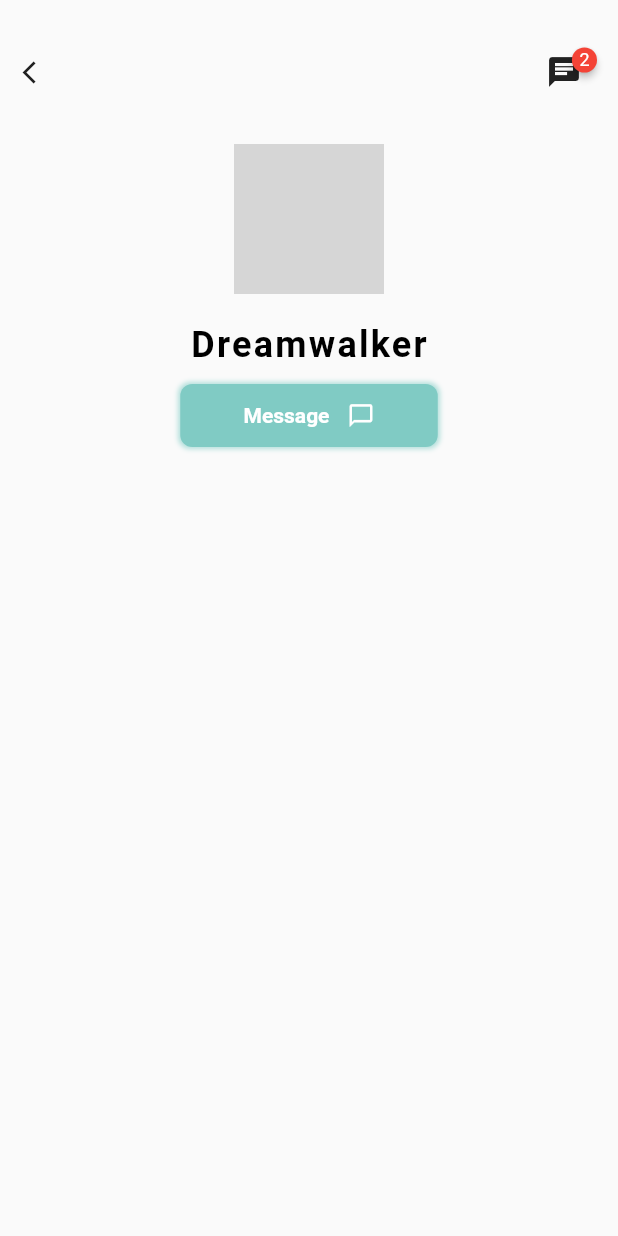
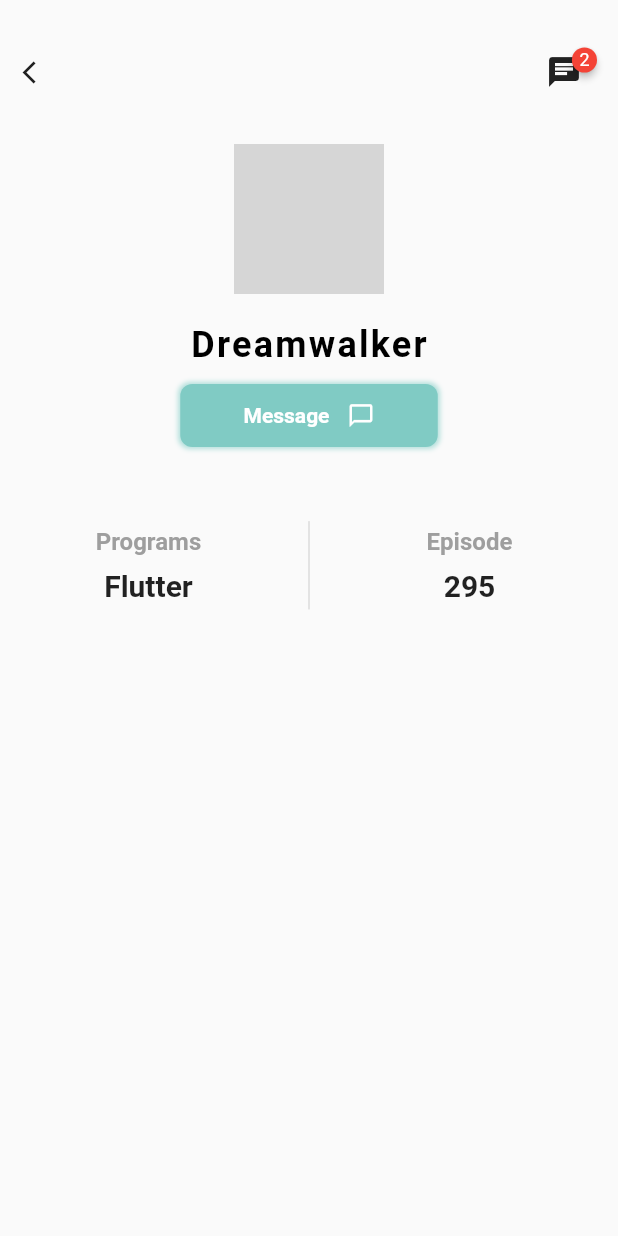
Before and after one commit to JAICHANGPARK/flutter_notebook_the_third_story, a Flutter app: the screen it shows after launch, on a phone screen of 412 x 824 dp. Run offline on Flutter 3.47's test engine with Material 2 defaults, Android fonts, the phone set to English and light mode, and no system bars; drawn by our look-alikes of badges; our stand-ins replace dotted_border, fl_chart, page_transition, percent_indicator; network calls fail; grey boxes are pictures that could not be loaded.

Commit message:
Update profile_page.dart

```diff
--- a/lib/fittel_app/profile_page.dart
+++ b/lib/fittel_app/profile_page.dart
@@ -108,10 +108,53 @@ class _ProfilePageState extends State<ProfilePage> {
                   ],
                 ),
               ),
+              SizedBox(height: 16,),
               Container(
-                height: MediaQuery.of(context).size.height / 8,
+                height: MediaQuery.of(context).size.height / 14,
                 child: Row(
-                  children: <Widget>[],
+                  mainAxisAlignment: MainAxisAlignment.center,
+                  crossAxisAlignment: CrossAxisAlignment.center,
+                  children: <Widget>[
+                    Expanded(
+                      flex: 1,
+                      child: Column(
+                        crossAxisAlignment: CrossAxisAlignment.center,
+                        mainAxisAlignment: MainAxisAlignment.center,
+                        children: <Widget>[
+                          Text("Programs",style: TextStyle(
+                            color: Colors.grey,
+                          fontWeight: FontWeight.bold,
+                          fontSize: 16),),
+                          SizedBox(height: 8,),
+                          Text("Flutter", style: TextStyle(
+                            fontWeight: FontWeight.bold,
+                            fontSize: 20
+                          ),),
+                        ],
+                      ),
+                    ),
+                    VerticalDivider(
+                      thickness: 1,
+                    ),
+                    Expanded(
+                      flex: 1,
+                      child: Column(
+                        crossAxisAlignment: CrossAxisAlignment.center,
+                        mainAxisAlignment: MainAxisAlignment.center,
+                        children: <Widget>[
+                          Text("Episode",style: TextStyle(
+                              color: Colors.grey,
+                              fontWeight: FontWeight.bold,
+                              fontSize: 16),),
+                          SizedBox(height: 8,),
+                          Text("295", style: TextStyle(
+                              fontWeight: FontWeight.bold,
+                              fontSize: 20
+                          ),),
+                        ],
+                      ),
+                    ),
+                  ],
                 ),
               )
             ],
```
